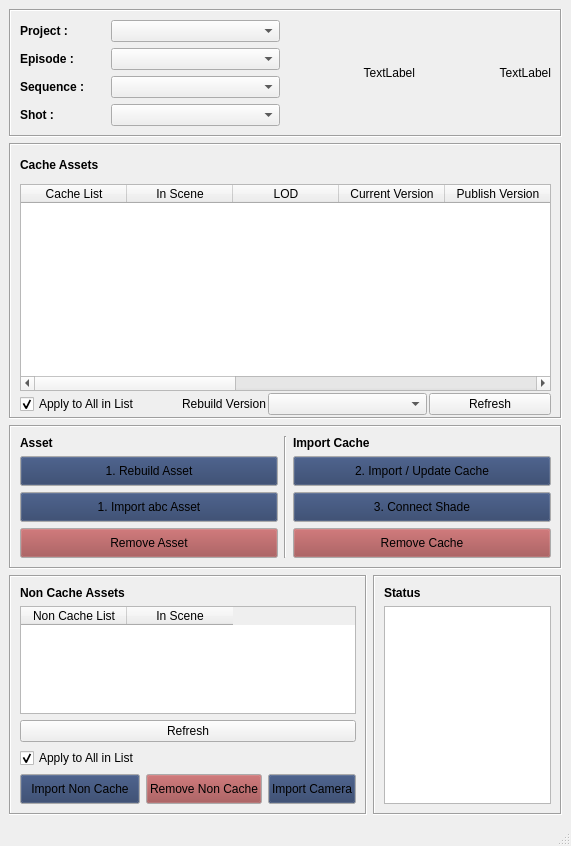
First picture: the form in importCacheApp/importUI.ui, repository ChanonVilaiyuk/ptAlembic, before the edit.
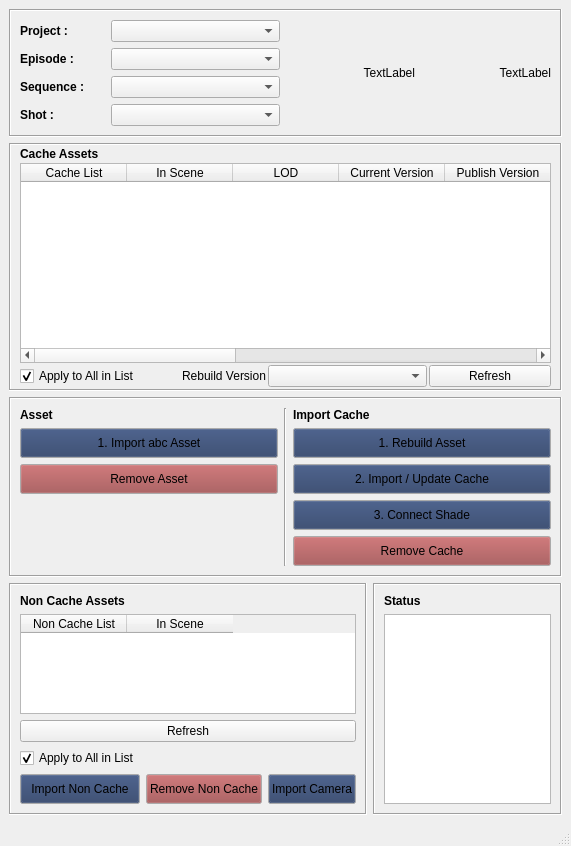
Second picture: the form after the edit.

The edit to the form file:
```diff
--- a/importCacheApp/importUI.ui
+++ b/importCacheApp/importUI.ui
@@ -302,56 +302,6 @@
       <layout class="QHBoxLayout" name="horizontalLayout_6" stretch="1,1,1">
        <item>
         <layout class="QGridLayout" name="gridLayout_2">
-         <item row="1" column="0">
-          <widget class="QPushButton" name="rebuildAsset_pushButton">
-           <property name="minimumSize">
-            <size>
-             <width>0</width>
-             <height>30</height>
-            </size>
-           </property>
-           <property name="palette">
-            <palette>
-             <active>
-              <colorrole role="Button">
-               <brush brushstyle="SolidPattern">
-                <color alpha="255">
-                 <red>40</red>
-                 <green>60</green>
-                 <blue>100</blue>
-                </color>
-               </brush>
-              </colorrole>
-             </active>
-             <inactive>
-              <colorrole role="Button">
-               <brush brushstyle="SolidPattern">
-                <color alpha="255">
-                 <red>40</red>
-                 <green>60</green>
-                 <blue>100</blue>
-                </color>
-               </brush>
-              </colorrole>
-             </inactive>
-             <disabled>
-              <colorrole role="Button">
-               <brush brushstyle="SolidPattern">
-                <color alpha="255">
-                 <red>40</red>
-                 <green>60</green>
-                 <blue>100</blue>
-                </color>
-               </brush>
-              </colorrole>
-             </disabled>
-            </palette>
-           </property>
-           <property name="text">
-            <string>1. Rebuild Asset</string>
-           </property>
-          </widget>
-         </item>
          <item row="3" column="0">
           <widget class="QPushButton" name="removeAsset_pushButton">
            <property name="minimumSize">
@@ -465,6 +415,19 @@
            </property>
           </widget>
          </item>
+         <item row="4" column="0">
+          <spacer name="verticalSpacer">
+           <property name="orientation">
+            <enum>Qt::Vertical</enum>
+           </property>
+           <property name="sizeHint" stdset="0">
+            <size>
+             <width>20</width>
+             <height>40</height>
+            </size>
+           </property>
+          </spacer>
+         </item>
         </layout>
        </item>
        <item>
@@ -475,57 +438,7 @@
         </widget>
        </item>
        <item>
-        <layout class="QGridLayout" name="gridLayout_6" rowstretch="1,0,0,0">
-         <item row="3" column="0">
-          <widget class="QPushButton" name="removeCache_pushButton">
-           <property name="minimumSize">
-            <size>
-             <width>0</width>
-             <height>30</height>
-            </size>
-           </property>
-           <property name="palette">
-            <palette>
-             <active>
-              <colorrole role="Button">
-               <brush brushstyle="SolidPattern">
-                <color alpha="255">
-                 <red>156</red>
-                 <green>70</green>
-                 <blue>71</blue>
-                </color>
-               </brush>
-              </colorrole>
-             </active>
-             <inactive>
-              <colorrole role="Button">
-               <brush brushstyle="SolidPattern">
-                <color alpha="255">
-                 <red>156</red>
-                 <green>70</green>
-                 <blue>71</blue>
-                </color>
-               </brush>
-              </colorrole>
-             </inactive>
-             <disabled>
-              <colorrole role="Button">
-               <brush brushstyle="SolidPattern">
-                <color alpha="255">
-                 <red>156</red>
-                 <green>70</green>
-                 <blue>71</blue>
-                </color>
-               </brush>
-              </colorrole>
-             </disabled>
-            </palette>
-           </property>
-           <property name="text">
-            <string>Remove Cache</string>
-           </property>
-          </widget>
-         </item>
+        <layout class="QGridLayout" name="gridLayout_6" rowstretch="1,0,0,0,0">
          <item row="0" column="0">
           <widget class="QLabel" name="label_13">
            <property name="font">
@@ -539,57 +452,7 @@
            </property>
           </widget>
          </item>
-         <item row="1" column="0">
-          <widget class="QPushButton" name="importCache_pushButton">
-           <property name="minimumSize">
-            <size>
-             <width>0</width>
-             <height>30</height>
-            </size>
-           </property>
-           <property name="palette">
-            <palette>
-             <active>
-              <colorrole role="Button">
-               <brush brushstyle="SolidPattern">
-                <color alpha="255">
-                 <red>40</red>
-                 <green>60</green>
-                 <blue>100</blue>
-                </color>
-               </brush>
-              </colorrole>
-             </active>
-             <inactive>
-              <colorrole role="Button">
-               <brush brushstyle="SolidPattern">
-                <color alpha="255">
-                 <red>40</red>
-                 <green>60</green>
-                 <blue>100</blue>
-                </color>
-               </brush>
-              </colorrole>
-             </inactive>
-             <disabled>
-              <colorrole role="Button">
-               <brush brushstyle="SolidPattern">
-                <color alpha="255">
-                 <red>40</red>
-                 <green>60</green>
-                 <blue>100</blue>
-                </color>
-               </brush>
-              </colorrole>
-             </disabled>
-            </palette>
-           </property>
-           <property name="text">
-            <string>2. Import / Update Cache</string>
-           </property>
-          </widget>
-         </item>
-         <item row="2" column="0">
+         <item row="3" column="0">
           <widget class="QPushButton" name="connectShade_pushButton">
            <property name="minimumSize">
             <size>
@@ -639,6 +502,156 @@
            </property>
           </widget>
          </item>
+         <item row="4" column="0">
+          <widget class="QPushButton" name="removeCache_pushButton">
+           <property name="minimumSize">
+            <size>
+             <width>0</width>
+             <height>30</height>
+            </size>
+           </property>
+           <property name="palette">
+            <palette>
+             <active>
+              <colorrole role="Button">
+               <brush brushstyle="SolidPattern">
+                <color alpha="255">
+                 <red>156</red>
+                 <green>70</green>
+                 <blue>71</blue>
+                </color>
+               </brush>
+              </colorrole>
+             </active>
+             <inactive>
+              <colorrole role="Button">
+               <brush brushstyle="SolidPattern">
+                <color alpha="255">
+                 <red>156</red>
+                 <green>70</green>
+                 <blue>71</blue>
+                </color>
+               </brush>
+              </colorrole>
+             </inactive>
+             <disabled>
+              <colorrole role="Button">
+               <brush brushstyle="SolidPattern">
+                <color alpha="255">
+                 <red>156</red>
+                 <green>70</green>
+                 <blue>71</blue>
+                </color>
+               </brush>
+              </colorrole>
+             </disabled>
+            </palette>
+           </property>
+           <property name="text">
+            <string>Remove Cache</string>
+           </property>
+          </widget>
+         </item>
+         <item row="2" column="0">
+          <widget class="QPushButton" name="importCache_pushButton">
+           <property name="minimumSize">
+            <size>
+             <width>0</width>
+             <height>30</height>
+            </size>
+           </property>
+           <property name="palette">
+            <palette>
+             <active>
+              <colorrole role="Button">
+               <brush brushstyle="SolidPattern">
+                <color alpha="255">
+                 <red>40</red>
+                 <green>60</green>
+                 <blue>100</blue>
+                </color>
+               </brush>
+              </colorrole>
+             </active>
+             <inactive>
+              <colorrole role="Button">
+               <brush brushstyle="SolidPattern">
+                <color alpha="255">
+                 <red>40</red>
+                 <green>60</green>
+                 <blue>100</blue>
+                </color>
+               </brush>
+              </colorrole>
+             </inactive>
+             <disabled>
+              <colorrole role="Button">
+               <brush brushstyle="SolidPattern">
+                <color alpha="255">
+                 <red>40</red>
+                 <green>60</green>
+                 <blue>100</blue>
+                </color>
+               </brush>
+              </colorrole>
+             </disabled>
+            </palette>
+           </property>
+           <property name="text">
+            <string>2. Import / Update Cache</string>
+           </property>
+          </widget>
+         </item>
+         <item row="1" column="0">
+          <widget class="QPushButton" name="rebuildAsset_pushButton">
+           <property name="minimumSize">
+            <size>
+             <width>0</width>
+             <height>30</height>
+            </size>
+           </property>
+           <property name="palette">
+            <palette>
+             <active>
+              <colorrole role="Button">
+               <brush brushstyle="SolidPattern">
+                <color alpha="255">
+                 <red>40</red>
+                 <green>60</green>
+                 <blue>100</blue>
+                </color>
+               </brush>
+              </colorrole>
+             </active>
+             <inactive>
+              <colorrole role="Button">
+               <brush brushstyle="SolidPattern">
+                <color alpha="255">
+                 <red>40</red>
+                 <green>60</green>
+                 <blue>100</blue>
+                </color>
+               </brush>
+              </colorrole>
+             </inactive>
+             <disabled>
+              <colorrole role="Button">
+               <brush brushstyle="SolidPattern">
+                <color alpha="255">
+                 <red>40</red>
+                 <green>60</green>
+                 <blue>100</blue>
+                </color>
+               </brush>
+              </colorrole>
+             </disabled>
+            </palette>
+           </property>
+           <property name="text">
+            <string>1. Rebuild Asset</string>
+           </property>
+          </widget>
+         </item>
         </layout>
        </item>
       </layout>
```
